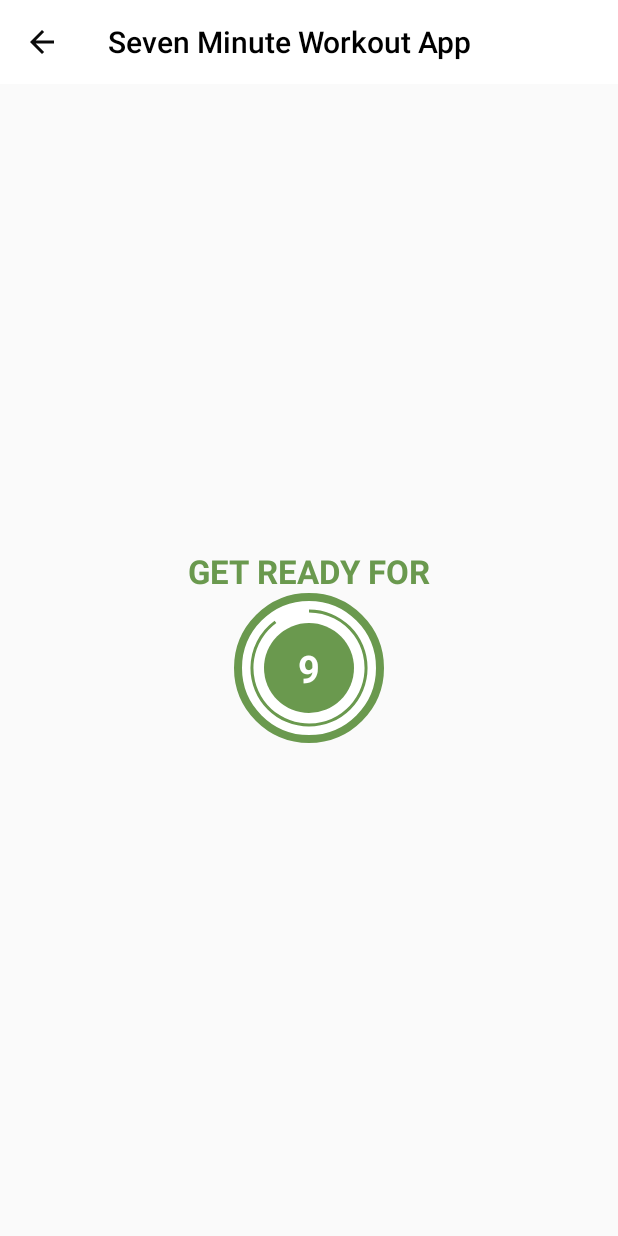
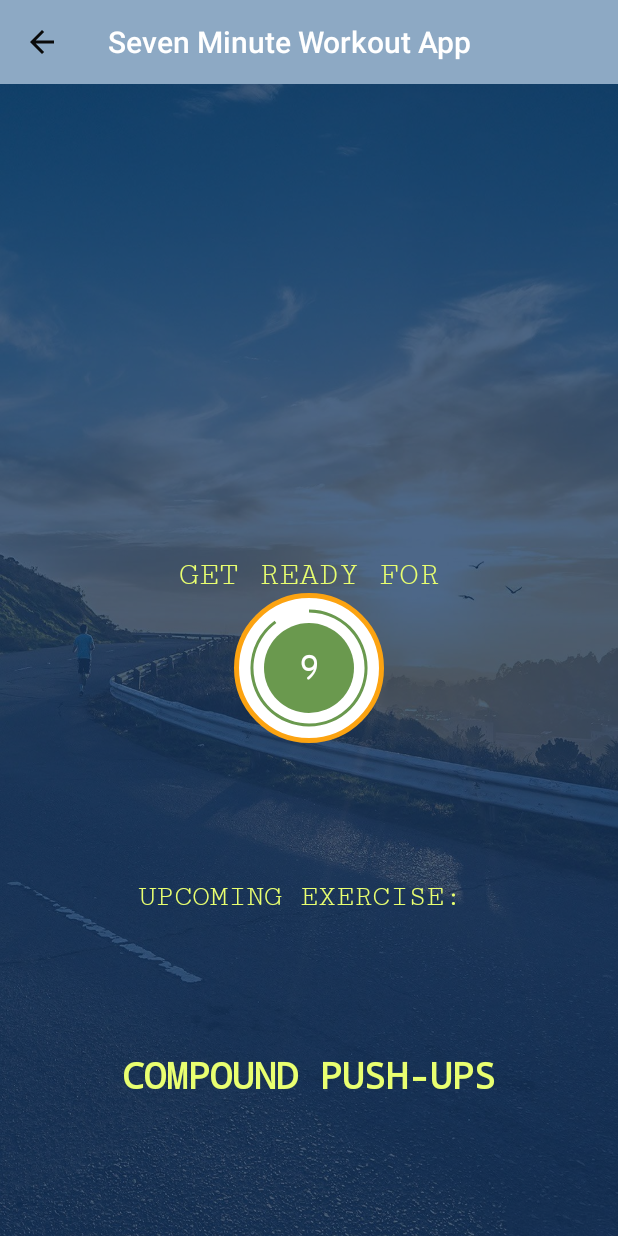
Before and after one commit to Piyushdhorey/Android_with_Kotlin, an Android app: the ExerciseActivity screen opened directly, with no data from a screen before it, on a phone screen of 412 x 824 dp. Run offline under Robolectric (Android 15) with nearby library versions, the phone set to English and light mode, and no system bars.

Commit message:
made changes in the UI

```diff
--- a/app/build.gradle.kts
+++ b/app/build.gradle.kts
@@ -50,4 +50,5 @@ dependencies {
     androidTestImplementation("androidx.test.ext:junit:1.1.5")
     androidTestImplementation("androidx.test.espresso:espresso-core:3.5.1")
     implementation("pl.droidsonroids.gif:android-gif-drawable:1.2.27")
+    implementation("com.mikhaellopez:circularimageview:4.3.0")
 }
--- a/app/src/main/java/com/example/sevenminuteworkoutapp/Constants.kt
+++ b/app/src/main/java/com/example/sevenminuteworkoutapp/Constants.kt
@@ -6,8 +6,8 @@ object Constants {
 
         val bicycleCrunch  = ExerciseModel(
             1,
-            "Bicycle Crunch",
-            R.drawable.bicyclecrunch,
+            "COMPOUND PUSH-UPS",
+            R.drawable.compundpushups,
             false,
             false
         )
@@ -15,8 +15,8 @@ object Constants {
 
         val compundPushups = ExerciseModel(
             2,
-            "Compound PushUps",
-            R.drawable.compundpushups,
+            "BICYCLE CRUNCH",
+            R.drawable.bicyclecrunch,
             false,
             false
         )
@@ -24,7 +24,7 @@ object Constants {
 
         val forwardLunges = ExerciseModel(
             3,
-            "Forward Lunges",
+            "FORWARD LUNGES",
             R.drawable.forwardlunges,
             false,
             false
--- a/app/src/main/java/com/example/sevenminuteworkoutapp/ExerciseActivity.kt
+++ b/app/src/main/java/com/example/sevenminuteworkoutapp/ExerciseActivity.kt
@@ -4,11 +4,15 @@ import android.media.MediaPlayer
 import androidx.appcompat.app.AppCompatActivity
 import android.os.Bundle
 import android.os.CountDownTimer
+import android.speech.tts.TextToSpeech
+import android.util.Log
 import android.view.View
 import android.widget.Toast
+import androidx.core.graphics.alpha
 import com.example.sevenminuteworkoutapp.databinding.ActivityExcerciseBinding
+import java.util.Locale
 
-class ExerciseActivity : AppCompatActivity() {
+class ExerciseActivity : AppCompatActivity(), TextToSpeech.OnInitListener {
 
     private var binding: ActivityExcerciseBinding? = null
 
@@ -22,6 +26,8 @@ class ExerciseActivity : AppCompatActivity() {
 
     private var exerciseList: ArrayList<ExerciseModel>? = null
     private var currentExercisePosition = -1
+
+    private var tts: TextToSpeech? = null
 
     override fun onCreate(savedInstanceState: Bundle?) {
         super.onCreate(savedInstanceState)
@@ -37,6 +43,8 @@ class ExerciseActivity : AppCompatActivity() {
         }
         exerciseList = Constants.defaultExerciseList()
 
+        tts = TextToSpeech(this, this)
+
         binding?.toolbarExercise?.setOnClickListener{
             onBackPressed()
         }
@@ -49,12 +57,18 @@ class ExerciseActivity : AppCompatActivity() {
         binding?.tvExerciseName?.visibility = View.INVISIBLE
         binding?.flExerciseView?.visibility = View.INVISIBLE
         binding?.ivGifImage?.visibility = View.INVISIBLE
+        binding?.tvUpcomingName?.visibility = View.VISIBLE
+        binding?.tvExerciseUpcomingName?.visibility = View.VISIBLE
 
 
         if(restTimer != null){
             restTimer?.cancel()
             restProgress = 0
         }
+
+        speakOut("Let's rest for 10 Seconds now.")
+
+        binding?.tvExerciseUpcomingName?.text = exerciseList!![currentExercisePosition + 1].getName()
 
         setRestProgressBar()
     }
@@ -65,13 +79,20 @@ class ExerciseActivity : AppCompatActivity() {
         binding?.tvExerciseName?.visibility = View.VISIBLE
         binding?.flExerciseView?.visibility = View.VISIBLE
         binding?.ivGifImage?.visibility = View.VISIBLE
+        binding?.tvUpcomingName?.visibility = View.INVISIBLE
+        binding?.tvExerciseUpcomingName?.visibility = View.INVISIBLE
+
+
 
         if(exerciseTimer != null){
             exerciseTimer?.cancel()
             exerciseProgress = 0
         }
 
+        speakOut(exerciseList!![currentExercisePosition].getName())
+
         binding?.ivGifImage?.setImageResource(exerciseList!![currentExercisePosition].getGif())
+        binding?.ivGifImage?.alpha = 0.7f
         binding?.tvExerciseName?.text = exerciseList!![currentExercisePosition].getName()
 
         setExerciseProgressBar()
@@ -103,11 +124,11 @@ class ExerciseActivity : AppCompatActivity() {
 
     private fun setExerciseProgressBar() {
         binding?.exerciseProgressBar?.progress = exerciseProgress
-        exerciseTimer = object : CountDownTimer(10000, 1000) {
+        exerciseTimer = object : CountDownTimer(30000, 1000) {
             override fun onTick(p0: Long) {
                 exerciseProgress++
-                binding?.exerciseProgressBar?.progress = 10 - exerciseProgress
-                binding?.tvExerciseTimer?.text = (10 - exerciseProgress).toString()
+                binding?.exerciseProgressBar?.progress = 30 - exerciseProgress
+                binding?.tvExerciseTimer?.text = (30 - exerciseProgress).toString()
             }
 
             override fun onFinish() {
@@ -115,6 +136,7 @@ class ExerciseActivity : AppCompatActivity() {
                     setupRestView()
                 }else{
                     Toast.makeText(this@ExerciseActivity, "Congratulations! You have completed all exercises.", Toast.LENGTH_LONG).show()
+                    setupRestView()
                 }
             }
 
@@ -134,6 +156,13 @@ class ExerciseActivity : AppCompatActivity() {
             exerciseTimer?.cancel()
             exerciseProgress = 0
         }
+
+        if(tts != null) {
+            tts!!.stop()
+            tts!!.shutdown()
+        }
+
+
         mediaPlayer.release()
         binding = null
     }
@@ -148,4 +177,20 @@ class ExerciseActivity : AppCompatActivity() {
             mediaPlayer.stop()
         }
     }
+
+    override fun onInit(status: Int) {
+        if (status == TextToSpeech.SUCCESS) {
+            val result = tts?.setLanguage(Locale.US)
+
+            if (result == TextToSpeech.LANG_MISSING_DATA || result == TextToSpeech.LANG_NOT_SUPPORTED) {
+                Log.e("TTS", "The Language specified is not supported")
+            }
+        } else {
+            Log.e("TTS", "Initialization Failed!")
+        }
+    }
+
+    private fun speakOut(text: String) {
+        tts!!.speak(text, TextToSpeech.QUEUE_FLUSH, null, "")
+    }
 }
--- /dev/null
+++ b/app/src/main/res/drawable/circular_drawable.xml
@@ -0,0 +1,4 @@
+<shape xmlns:android="http://schemas.android.com/apk/res/android">
+    <solid android:color="#FFFFFF" /> <!-- Color doesn't matter as it's used as a mask -->
+    <corners android:radius="50dp" />
+</shape>
--- a/app/src/main/res/drawable/item_circular_color_accent_border.xml
+++ b/app/src/main/res/drawable/item_circular_color_accent_border.xml
@@ -1,8 +1,8 @@
 <?xml version="1.0" encoding="utf-8"?>
 <shape xmlns:android="http://schemas.android.com/apk/res/android"
     android:shape="oval">
-    <stroke android:width="5dp"
-        android:color="#6a994e"/>
+    <stroke android:width="3dp"
+        android:color="#fca311 "/>
     <solid android:color="@color/white"/>
 
 </shape>
--- a/app/src/main/res/layout/activity_excercise.xml
+++ b/app/src/main/res/layout/activity_excercise.xml
@@ -4,26 +4,34 @@
     xmlns:tools="http://schemas.android.com/tools"
     android:layout_width="match_parent"
     android:layout_height="match_parent"
+    android:background="@drawable/_459163"
     tools:context=".ExerciseActivity">
+
+    <ImageView
+        android:layout_width="match_parent"
+        android:layout_height="match_parent"
+        android:background="#BF123461"
+        />
 
     <androidx.appcompat.widget.Toolbar
         android:id="@+id/toolbar_exercise"
         android:layout_width="match_parent"
         android:theme="@style/ToolbarTheme"
-        android:background="@color/white"
-        app:titleTextColor="@color/black"
+        android:background="#8da9c4"
+        app:titleTextColor="@color/white"
         android:layout_height="?android:attr/actionBarSize"
         app:layout_constraintTop_toTopOf="parent"
         />
+
 
     <TextView
         android:id="@+id/tvTitle"
         android:layout_width="wrap_content"
         android:layout_height="wrap_content"
         android:text="GET READY FOR"
-        android:textColor="#6a994e"
+        android:textColor="#e9ff70"
         android:textSize="22sp"
-        android:textStyle="bold"
+        android:fontFamily="serif-monospace"
         app:layout_constraintBottom_toTopOf="@+id/flRestView"
         app:layout_constraintEnd_toEndOf="parent"
         app:layout_constraintStart_toStartOf="parent"
@@ -67,6 +75,7 @@
                 android:layout_height="wrap_content"
                 android:textColor="#FFFFFF"
                 android:textSize="25sp"
+                android:fontFamily="serif-monospace"
                 android:textStyle="bold"
                 tools:text="10" />
 
@@ -74,12 +83,43 @@
 
     </FrameLayout>
 
+    <TextView
+        android:id="@+id/tvUpcomingName"
+        android:layout_width="wrap_content"
+        android:layout_height="wrap_content"
+        android:text="UPCOMING EXERCISE: "
+        android:fontFamily="serif-monospace"
+        android:textColor="#e9ff70"
+        android:textSize="20sp"
+        app:layout_constraintBottom_toBottomOf="parent"
+        app:layout_constraintEnd_toEndOf="parent"
+        app:layout_constraintStart_toStartOf="parent"
+        app:layout_constraintTop_toBottomOf="@+id/flRestView"
+        app:layout_constraintBottom_toTopOf="@id/tvExerciseUpcomingName"
+        tools:visibility="visible" />
+
+    <TextView
+        android:id="@+id/tvExerciseUpcomingName"
+        android:layout_width="wrap_content"
+        android:layout_height="wrap_content"
+        android:textColor="#e9ff70"
+        android:textSize="24sp"
+        android:fontFamily="monospace"
+        android:textStyle="bold"
+        app:layout_constraintBottom_toBottomOf="parent"
+        app:layout_constraintEnd_toEndOf="parent"
+        app:layout_constraintStart_toStartOf="parent"
+        app:layout_constraintTop_toBottomOf="@+id/tvUpcomingName"
+        tools:visibility="visible" />
+
+
     <pl.droidsonroids.gif.GifImageView
         android:id="@+id/ivGifImage"
         android:layout_width="match_parent"
         android:layout_height="0dp"
         android:scaleType="fitXY"
         android:src="@drawable/forwardlunges"
+        android:padding="10dp"
         android:visibility="visible"
         app:layout_constraintBottom_toBottomOf="@+id/tvTitle"
         app:layout_constraintTop_toBottomOf="@id/toolbar_exercise" />
@@ -89,9 +129,9 @@
         android:layout_width="wrap_content"
         android:layout_height="wrap_content"
         android:text="Exercise name"
-        android:textColor="@color/textColor"
-        android:textSize="22sp"
-        android:textStyle="bold"
+        android:fontFamily="serif-monospace"
+        android:textColor="#e9ff70"
+        android:textSize="24sp"
         android:visibility="gone"
         app:layout_constraintBottom_toBottomOf="parent"
         app:layout_constraintEnd_toEndOf="parent"
@@ -121,7 +161,7 @@
             android:background="@drawable/circular_progress_bar_grey"
             android:progressDrawable="@drawable/circular_progress_bar"
             android:indeterminate="false"
-            android:max="10"
+            android:max="30"
             android:progress="100"
             android:rotation="-90" />
 
@@ -138,6 +178,7 @@
                 android:layout_height="wrap_content"
                 android:textColor="#FFFFFF"
                 android:textSize="25sp"
+                android:fontFamily="serif-monospace"
                 android:textStyle="bold"
                 tools:text="60" />
 
```
Also changed, not shown: app/src/main/java/com/example/sevenminuteworkoutapp/MainActivity.kt (+6 -6 lines), app/src/main/res/drawable/smooth_egdes.xml (added, +21 -0 lines), app/src/main/res/layout/activity_main.xml (+32 -32 lines), app/src/main/res/drawable-nodpi/_459163.jpg (added), app/src/main/res/drawable-nodpi/_781990.jpg (added), app/src/main/res/drawable-nodpi/play_svgrepo_com.png (added), app/src/main/res/drawable-nodpi/running_image.jpg (added), app/src/main/res/drawable-nodpi/stopwatch_start_svgrepo_com.png (added).
